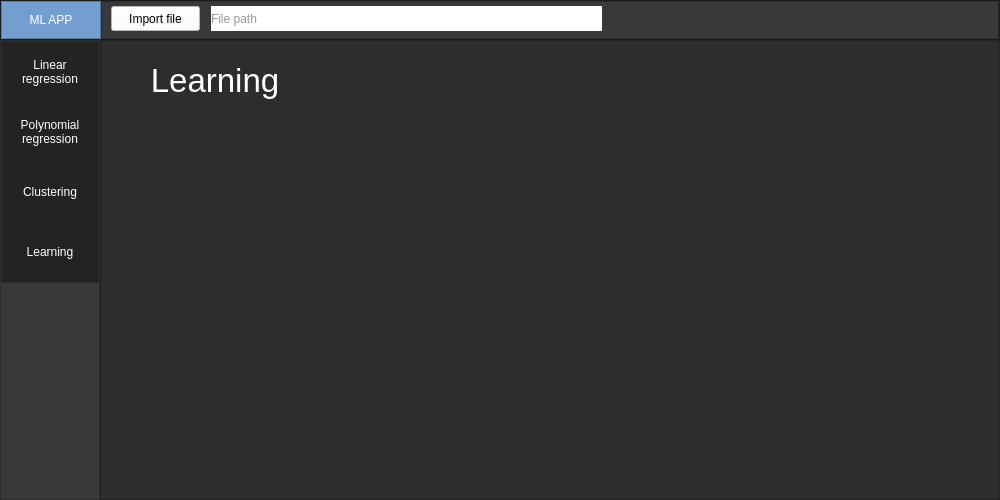
This is ui_main.ui in PaulAldeano/projet3A as Qt 5 draws it before an edit. The edited form follows.
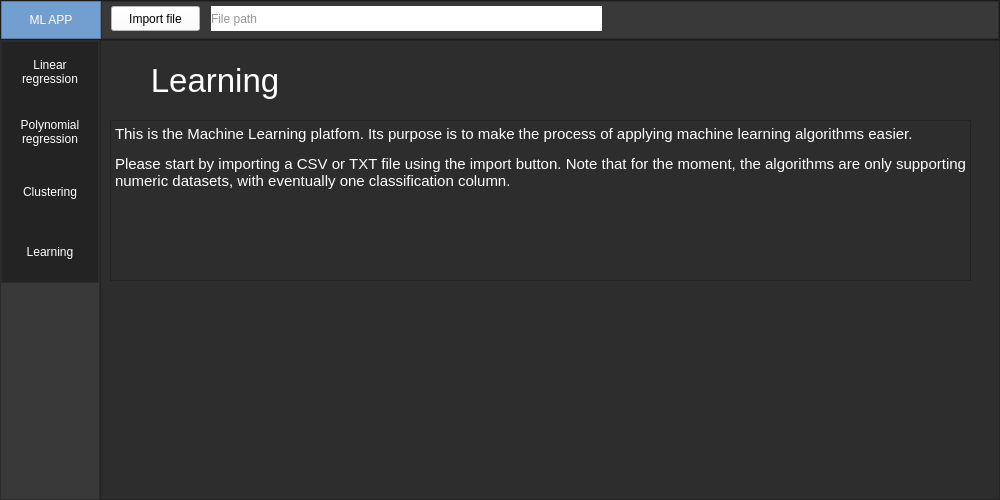
This is the edited form. The open tabs and pages were chosen to show the change.

```diff
--- a/ui_main.ui
+++ b/ui_main.ui
@@ -412,6 +412,27 @@
                <set>Qt::AlignCenter</set>
               </property>
              </widget>
+             <widget class="QTextBrowser" name="textBrowser_2">
+              <property name="geometry">
+               <rect>
+                <x>0</x>
+                <y>70</y>
+                <width>861</width>
+                <height>161</height>
+               </rect>
+              </property>
+              <property name="styleSheet">
+               <string notr="true">color: #FFF</string>
+              </property>
+              <property name="html">
+               <string>&lt;!DOCTYPE HTML PUBLIC &quot;-//W3C//DTD HTML 4.0//EN&quot; &quot;http://www.w3.org/TR/REC-html40/strict.dtd&quot;&gt;
+&lt;html&gt;&lt;head&gt;&lt;meta name=&quot;qrichtext&quot; content=&quot;1&quot; /&gt;&lt;style type=&quot;text/css&quot;&gt;
+p, li { white-space: pre-wrap; }
+&lt;/style&gt;&lt;/head&gt;&lt;body style=&quot; font-family:'Ubuntu'; font-size:11pt; font-weight:400; font-style:normal;&quot;&gt;
+&lt;p align=&quot;justify&quot; style=&quot; margin-top:12px; margin-bottom:12px; margin-left:0px; margin-right:0px; -qt-block-indent:0; text-indent:0px;&quot;&gt;This is the Machine Learning platfom. Its purpose is to make the process of applying machine learning algorithms easier.&lt;/p&gt;
+&lt;p align=&quot;justify&quot; style=&quot; margin-top:12px; margin-bottom:12px; margin-left:0px; margin-right:0px; -qt-block-indent:0; text-indent:0px;&quot;&gt;Please start by importing a CSV or TXT file using the import button. Note that for the moment, the algorithms are only supporting numeric datasets, with eventually one classification column.&lt;/p&gt;&lt;/body&gt;&lt;/html&gt;</string>
+              </property>
+             </widget>
             </widget>
             <widget class="QWidget" name="kmeans_cluster">
              <widget class="QLabel" name="label_kmeans">
```
Left out of the diff: 2 changed lines with no effect on the pictures.
